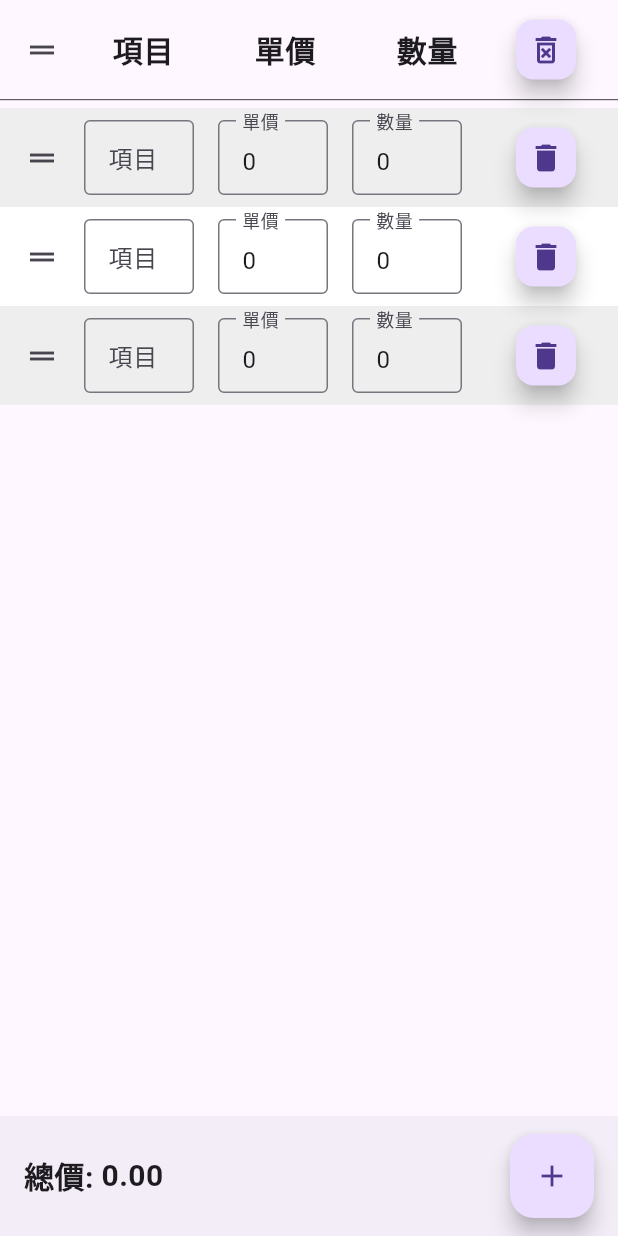
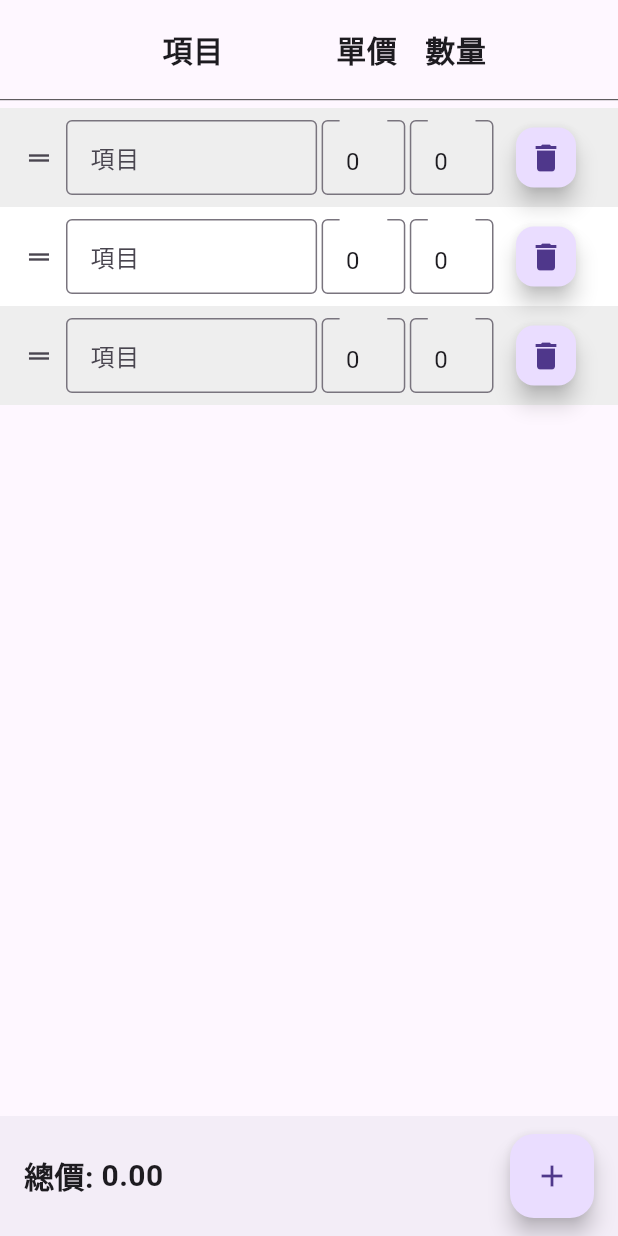
Before and after one commit to tkdstkdstkds/flutter_calculator, a Flutter app: the screen it shows after launch, on a phone screen of 412 x 824 dp. Run offline on Flutter 3.47's test engine with Material 3 defaults, Android fonts, the phone set to English and light mode, and no system bars; our stand-ins replace bloc, bloc_concurrency, flutter_bloc, hive, hive_flutter; accounts and stored records are empty.

Commit message:
feat: modify list item layout for item name more visiable. feat: extract drag_handle to createTextFieldRow.

```diff
--- a/lib/home_page/view/home_page.dart
+++ b/lib/home_page/view/home_page.dart
@@ -66,10 +66,6 @@ class MyHomePage extends StatelessWidget {
               itemBuilder: (context, index) {
                 return ListTile(
                     key: Key('$index'),
-                    leading: ReorderableDragStartListener(
-                      index: index,
-                      child: const Icon(Icons.drag_handle),
-                    ),
                     tileColor: index.isEven ? Colors.grey[200] : Colors.white,
                     // Note: pass bloc to child widget
                     title: BlocProvider.value(
--- a/lib/home_page/view/home_page_list_item_row.dart
+++ b/lib/home_page/view/home_page_list_item_row.dart
@@ -4,12 +4,13 @@ Widget createFieldRow(BuildContext context) {
   return SizedBox(
     height: 50,
     child: Row(
-      mainAxisAlignment: MainAxisAlignment.spaceAround,
+      mainAxisAlignment: MainAxisAlignment.center,
       children: <Widget>[
-        const Icon(Icons.drag_handle),
+        const SizedBox(width: 20),
 
-        const SizedBox(width: 16),
+        const SizedBox(width: 8),
         const Expanded(
+          flex: 3,
           child: Center(
             child: Text(
               '項目',
@@ -20,7 +21,7 @@ Widget createFieldRow(BuildContext context) {
             ),
           ),
         ),
-        const SizedBox(width: 16),
+        const SizedBox(width: 3),
         const Expanded(
           child: Center(
             child: Text(
@@ -32,7 +33,7 @@ Widget createFieldRow(BuildContext context) {
             ),
           ),
         ),
-        const SizedBox(width: 16),
+        const SizedBox(width: 3),
         const Expanded(
           child: Center(
             child: Text(
@@ -44,7 +45,7 @@ Widget createFieldRow(BuildContext context) {
             ),
           ),
         ),
-        const SizedBox(width: 16),
+        const SizedBox(width: 8),
 
         // const Expanded(
         //   child: Center(
@@ -57,11 +58,14 @@ Widget createFieldRow(BuildContext context) {
         //     ),
         //   ),
         // ),
-        // const SizedBox(width: 16),
+        // const SizedBox(width: 3),
 
         FloatingActionButton(
           mini: true,
-          child: const Icon(Icons.delete_forever_outlined),
+          //child: const Icon(Icons.delete_forever_outlined),
+          backgroundColor: Colors.transparent,
+          elevation: 0,
+          highlightElevation: 0,
           onPressed: () => {}
         ),
 
@@ -77,10 +81,17 @@ Widget createTextFieldRow(BuildContext context, int index) {
   return SizedBox(
       height: 50,
       child: Row(
-        mainAxisAlignment: MainAxisAlignment.spaceAround,
+        mainAxisAlignment: MainAxisAlignment.spaceEvenly,
         children: <Widget>[
-
+          ReorderableDragStartListener(
+            index: index,
+            child: const Icon(
+              Icons.drag_handle,
+              size: 20,
+            )),
+          const SizedBox(width: 8),
           Expanded(
+            flex: 3,
             child: TextField(
               controller: TextEditingController(text: currentItemModel.itemName),
               decoration: const InputDecoration(
@@ -92,7 +103,7 @@ Widget createTextFieldRow(BuildContext context, int index) {
               }
             ),
           ),
-          const SizedBox(width: 16),
+          const SizedBox(width: 3),
           Expanded(
             child: TextField(
               controller: TextEditingController(
@@ -117,9 +128,10 @@ Widget createTextFieldRow(BuildContext context, int index) {
               },
             ),
           ),
-          const SizedBox(width: 16),
+          const SizedBox(width: 3),
 
           Expanded(
+            flex: 1,
             child: TextField(
               controller: TextEditingController(text: currentItemModel.itemCount.toString()),
               decoration: const InputDecoration(
@@ -141,7 +153,7 @@ Widget createTextFieldRow(BuildContext context, int index) {
 
           ),
 
-          const SizedBox(width: 16),
+          const SizedBox(width: 3),
 
           // Expanded(
           //   child: Center(
@@ -173,7 +185,7 @@ Widget createTextFieldRow(BuildContext context, int index) {
           //   ),
           // ),
 
-          const SizedBox(width: 16),
+          const SizedBox(width: 8),
 
           FloatingActionButton(
             mini: true,
```
